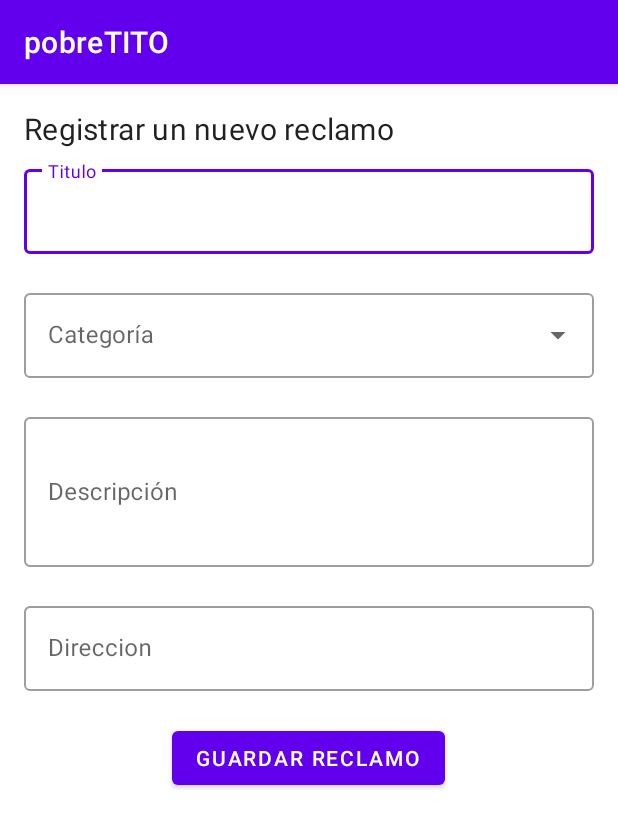
After one commit to bessonejuampi/Dise-o, an Android app: the RegisterClaimActivity screen opened directly, with no data from a screen before it, on a phone screen of 412 x 824 dp. The commit adds this screen. Shown: the top 828 px of the screen. Run offline under Robolectric (Android 15) with nearby library versions, the phone set to English and light mode, and no system bars; our stand-ins replace Firebase (no records; nobody signed in at launch, a user with empty details on screens opened directly).

Commit message:
Add register claim

```diff
--- a/pobreTITO/app/build.gradle
+++ b/pobreTITO/app/build.gradle
@@ -59,6 +59,7 @@ dependencies {
     implementation platform('com.google.firebase:firebase-bom:30.2.0')
     implementation 'com.google.firebase:firebase-analytics-ktx'
     implementation 'com.google.firebase:firebase-auth-ktx'
+    implementation 'com.google.firebase:firebase-firestore:24.2.0'
 
 }
 
--- a/pobreTITO/app/src/main/java/com/utn/pobreTITO/HomeActivity.kt
+++ b/pobreTITO/app/src/main/java/com/utn/pobreTITO/HomeActivity.kt
@@ -25,5 +25,9 @@ class HomeActivity : AppCompatActivity() {
             viewModel!!.signOutUser()
             onBackPressed()
         }
+
+        binding.btRegisterClaim.setOnClickListener {
+            viewModel!!.goToRegisterClaim()
+        }
     }
 }
--- /dev/null
+++ b/pobreTITO/app/src/main/java/com/utn/pobreTITO/RegisterClaimActivity.kt
@@ -0,0 +1,111 @@
+package com.utn.pobreTITO
+
+import androidx.appcompat.app.AppCompatActivity
+import android.os.Bundle
+import android.text.Editable
+import android.text.TextWatcher
+import android.widget.ArrayAdapter
+import androidx.lifecycle.Observer
+import com.utn.pobreTITO.databinding.ActivityRegisterClaimBinding
+import com.utn.pobreTITO.viewmodels.RegisterClaimViewModel
+
+class RegisterClaimActivity : AppCompatActivity() {
+
+    private lateinit var binding: ActivityRegisterClaimBinding
+
+    private var viewModel : RegisterClaimViewModel?=null
+    override fun onCreate(savedInstanceState: Bundle?) {
+        super.onCreate(savedInstanceState)
+        binding = ActivityRegisterClaimBinding.inflate(layoutInflater)
+        setContentView(binding.root)
+
+        viewModel = RegisterClaimViewModel(this)
+
+        val bundle : Bundle? = intent.extras
+        setupAdapter()
+
+        binding.btRegisterClaim.setOnClickListener {
+            viewModel!!.ValidationRegisterClaim(
+                binding.etTitle.text.toString(),
+                binding.tfCategory.editText?.text.toString(),
+                binding.etDescription.text.toString(),
+                binding.etDirection.text.toString(),
+                bundle?.getString("email").toString()
+            )
+        }
+
+        setupViewModelObserver()
+        setupEditText()
+    }
+
+    private fun setupViewModelObserver(){
+        viewModel!!.validatornCalimMutable.observe(this, Observer { validatorClaim -> validatorClaim?.let{
+            if (!validatorClaim.titleError.isNullOrEmpty()){
+                binding.tfTitle.error = validatorClaim.titleError
+            }
+            if (!validatorClaim.descriptionError.isNullOrEmpty()){
+                binding.tfDescrption.error = validatorClaim.descriptionError
+            }
+            if (!validatorClaim.categoryError.isNullOrEmpty()){
+                binding.tfCategory.error = validatorClaim.categoryError
+            }
+            if (!validatorClaim.directionError.isNullOrEmpty()){
+                binding.tfDirection.error = validatorClaim.directionError
+            }
+        } })
+    }
+
+    private fun setupAdapter(){
+        val categories = resources.getStringArray(R.array.categories)
+        val adapter = ArrayAdapter(this, R.layout.list_category, categories)
+        binding.atvCategory.setAdapter(adapter)
+    }
+
+    private fun setupEditText() {
+        binding.etTitle.addTextChangedListener(object : TextWatcher {
+            override fun beforeTextChanged(p0: CharSequence?, p1: Int, p2: Int, p3: Int) {
+                binding.tfTitle.error = null
+            }
+            override fun onTextChanged(p0: CharSequence?, p1: Int, p2: Int, p3: Int) {
+                // Nothing use
+            }
+            override fun afterTextChanged(p0: Editable?) {
+                // Nothing use
+            }
+        })
+        binding.etDescription.addTextChangedListener(object : TextWatcher {
+            override fun beforeTextChanged(p0: CharSequence?, p1: Int, p2: Int, p3: Int) {
+                binding.tfDescrption.error = null
+            }
+            override fun onTextChanged(p0: CharSequence?, p1: Int, p2: Int, p3: Int) {
+                // Nothing use
+            }
+            override fun afterTextChanged(p0: Editable?) {
+                // Nothing use
+            }
+        })
+        binding.atvCategory.addTextChangedListener(object : TextWatcher {
+            override fun beforeTextChanged(p0: CharSequence?, p1: Int, p2: Int, p3: Int) {
+                binding.tfCategory.error = null
+            }
+            override fun onTextChanged(p0: CharSequence?, p1: Int, p2: Int, p3: Int) {
+                // Nothing use
+            }
+            override fun afterTextChanged(p0: Editable?) {
+                // Nothing use
+            }
+        })
+        binding.etDirection.addTextChangedListener(object : TextWatcher {
+            override fun beforeTextChanged(p0: CharSequence?, p1: Int, p2: Int, p3: Int) {
+                binding.tfDirection.error = null
+            }
+            override fun onTextChanged(p0: CharSequence?, p1: Int, p2: Int, p3: Int) {
+                // Nothing use
+            }
+            override fun afterTextChanged(p0: Editable?) {
+                // Nothing use
+            }
+        })
+
+    }
+}
--- /dev/null
+++ b/pobreTITO/app/src/main/res/layout/activity_register_claim.xml
@@ -0,0 +1,90 @@
+<?xml version="1.0" encoding="utf-8"?>
+<LinearLayout xmlns:android="http://schemas.android.com/apk/res/android"
+    xmlns:app="http://schemas.android.com/apk/res-auto"
+    xmlns:tools="http://schemas.android.com/tools"
+    android:layout_width="match_parent"
+    android:layout_height="match_parent"
+    android:orientation="vertical"
+    android:padding="16dp"
+    tools:context=".RegisterClaimActivity">
+
+    <TextView
+        android:layout_width="match_parent"
+        android:layout_height="wrap_content"
+        android:text="Registrar un nuevo reclamo"
+        android:textAppearance="?attr/textAppearanceSubtitle1"
+        android:textSize="20dp" />
+
+    <Space
+        android:layout_width="match_parent"
+        android:layout_height="8dp" />
+
+    <com.google.android.material.textfield.TextInputLayout
+        android:id="@+id/tfTitle"
+        style="@style/Widget.MaterialComponents.TextInputLayout.OutlinedBox"
+        android:layout_width="match_parent"
+        android:layout_height="wrap_content"
+        android:hint="Titulo"
+        app:errorEnabled="true">
+
+        <com.google.android.material.textfield.TextInputEditText
+            android:id="@+id/etTitle"
+            android:layout_width="match_parent"
+            android:layout_height="wrap_content" />
+
+    </com.google.android.material.textfield.TextInputLayout>
+
+
+    <com.google.android.material.textfield.TextInputLayout
+        android:id="@+id/tfCategory"
+        style="@style/Widget.MaterialComponents.TextInputLayout.OutlinedBox.ExposedDropdownMenu"
+        android:layout_width="match_parent"
+        android:layout_height="wrap_content"
+        app:errorEnabled="true">
+
+        <AutoCompleteTextView
+            android:id="@+id/atvCategory"
+            android:layout_width="match_parent"
+            android:layout_height="wrap_content"
+            android:hint="Categoría"
+            android:inputType="none" />
+    </com.google.android.material.textfield.TextInputLayout>
+
+    <com.google.android.material.textfield.TextInputLayout
+        android:id="@+id/tfDescrption"
+        style="@style/Widget.MaterialComponents.TextInputLayout.OutlinedBox"
+        android:layout_width="match_parent"
+        android:layout_height="wrap_content"
+        android:hint="Descripción"
+        app:errorEnabled="true">
+
+        <com.google.android.material.textfield.TextInputEditText
+            android:id="@+id/etDescription"
+            android:layout_width="match_parent"
+            android:layout_height="100dp" />
+    </com.google.android.material.textfield.TextInputLayout>
+
+
+    <com.google.android.material.textfield.TextInputLayout
+        android:id="@+id/tfDirection"
+        style="@style/Widget.MaterialComponents.TextInputLayout.OutlinedBox"
+        android:layout_width="match_parent"
+        android:layout_height="wrap_content"
+        android:hint="Direccion"
+        app:errorEnabled="true">
+
+        <com.google.android.material.textfield.TextInputEditText
+            android:id="@+id/etDirection"
+            android:layout_width="match_parent"
+            android:layout_height="wrap_content" />
+
+    </com.google.android.material.textfield.TextInputLayout>
+
+    <Button
+        android:id="@+id/btRegisterClaim"
+        android:layout_width="wrap_content"
+        android:layout_height="wrap_content"
+        android:layout_gravity="center"
+        android:text="Guardar reclamo" />
+
+</LinearLayout>
--- a/pobreTITO/app/src/main/res/layout/activity_register_user.xml
+++ b/pobreTITO/app/src/main/res/layout/activity_register_user.xml
@@ -62,6 +62,7 @@
             android:layout_width="match_parent"
             android:layout_height="5dp" />
 
+
         <com.google.android.material.textfield.TextInputLayout
             android:id="@+id/tfName"
             android:layout_width="match_parent"
--- a/pobreTITO/app/src/main/res/values/strings.xml
+++ b/pobreTITO/app/src/main/res/values/strings.xml
@@ -2,4 +2,14 @@
     <string name="app_name">pobreTITO</string>
     <string name="text_error">Este campo es obligatorio</string>
     <string name="prefs_file">prefs_flie</string>
+    <string-array name="categories">
+        <item>Alumbrado público</item>
+        <item>Cloaca</item>
+        <item>Servicios públicos</item>
+        <item>Espectáculos públicos</item>
+        <item>Infraestructura</item>
+        <item>Medio ambiente</item>
+        <item>Obras y viviendas</item>
+        <item>Tránsito</item>
+    </string-array>
 </resources>
```
Also changed, not shown: pobreTITO/app/src/main/AndroidManifest.xml (+5 -2 lines), pobreTITO/app/src/main/java/com/utn/pobreTITO/common/ValidatorClaim.kt (added, +13 -0 lines), pobreTITO/app/src/main/java/com/utn/pobreTITO/models/Claim.kt (added, +10 -0 lines), pobreTITO/app/src/main/java/com/utn/pobreTITO/viewmodels/HomeViewModel.kt (+12 -1 lines), pobreTITO/app/src/main/java/com/utn/pobreTITO/viewmodels/RegisterClaimViewModel.kt (added, +49 -0 lines), pobreTITO/app/src/main/java/com/utn/pobreTITO/viewmodels/RegisterUserViewModel.kt (+15 -2 lines), pobreTITO/app/src/main/res/layout/activity_home.xml (+9 -2 lines), pobreTITO/app/src/main/res/layout/activity_login.xml (+9 -18 lines), pobreTITO/app/src/main/res/layout/list_category.xml (added, +7 -0 lines), pobreTITO/app/src/main/java/com/utn/pobreTITO/common/DataValidator.kt (line endings or trailing spaces).
